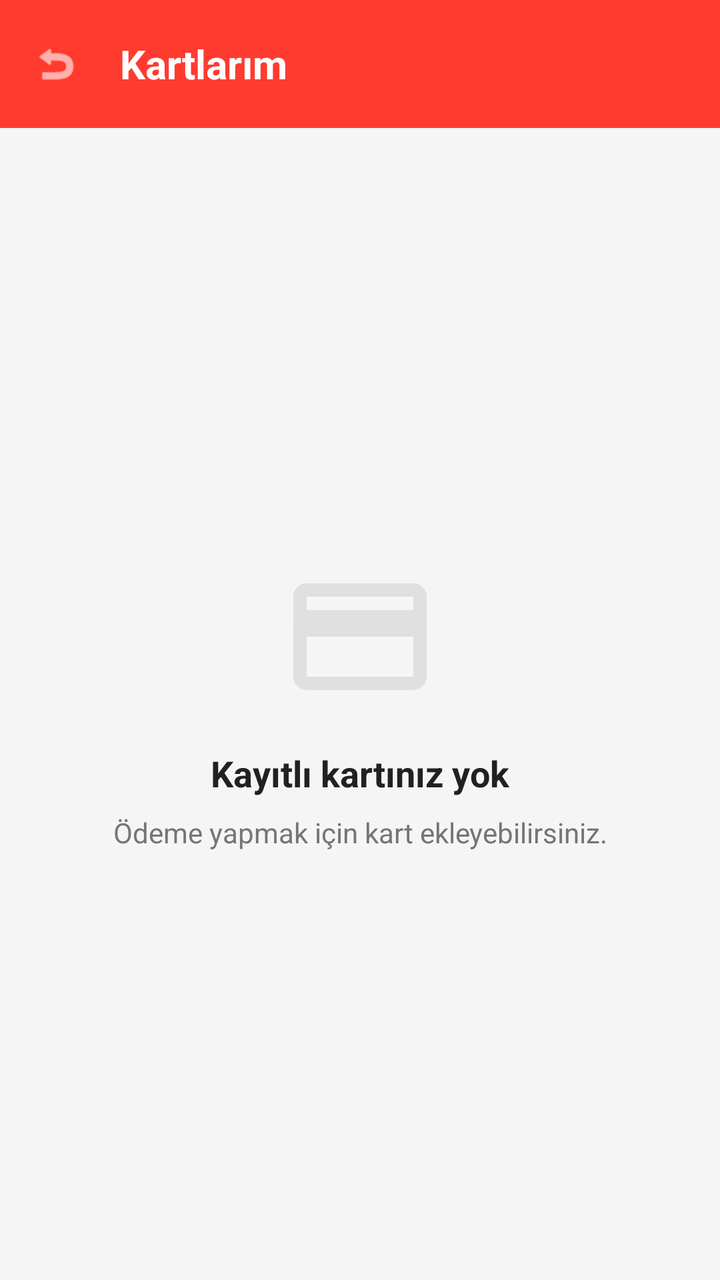
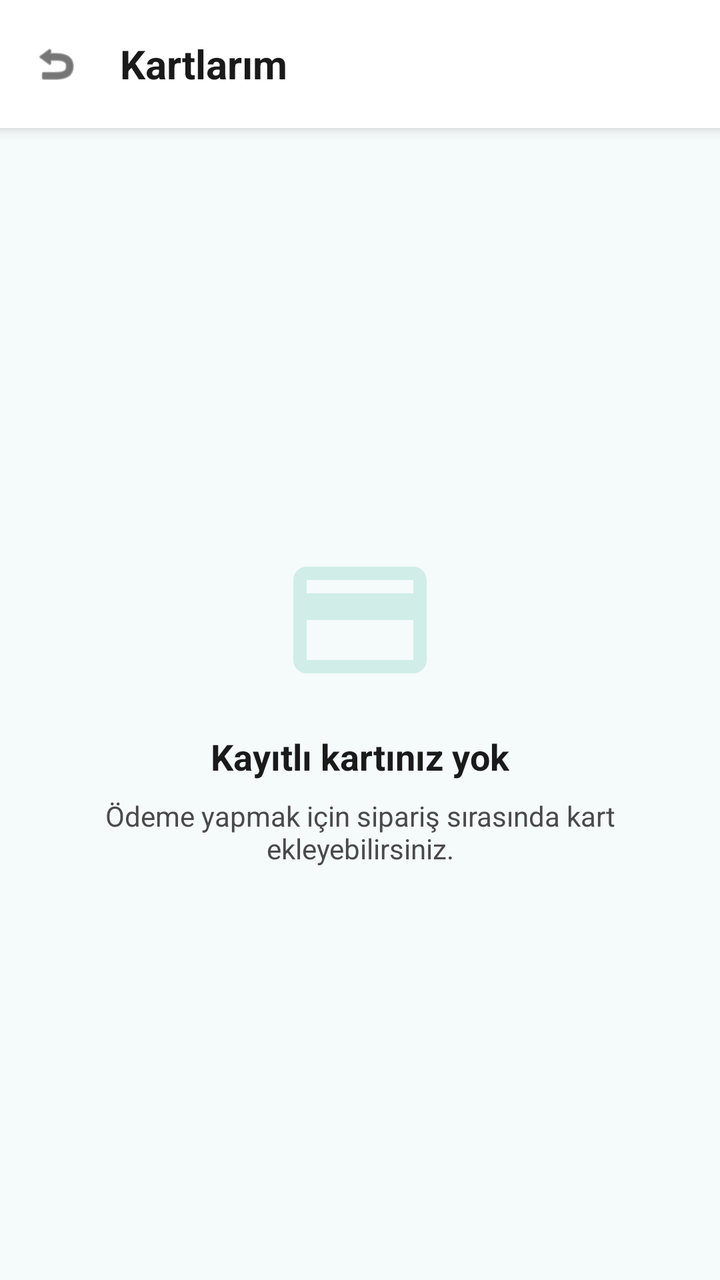

The first picture is an Android layout as it rendered before a commit; the second is the same layout after the commit. The layout source and the unified diff follow.
<!-- AndroidManifest.xml: application theme Theme.EskiEsyaSatis -->
<!-- res/layout/activity_my_cards.xml -->
<?xml version="1.0" encoding="utf-8"?>
<LinearLayout xmlns:android="http://schemas.android.com/apk/res/android"
    xmlns:app="http://schemas.android.com/apk/res-auto"
    android:layout_width="match_parent"
    android:layout_height="match_parent"
    android:orientation="vertical"
    android:fitsSystemWindows="true"
    android:background="@color/backgroundColor">

    <LinearLayout
        android:layout_width="match_parent"
        android:layout_height="?attr/actionBarSize"
        android:background="?attr/colorPrimary"
        android:orientation="horizontal"
        android:gravity="center_vertical"
        android:padding="4dp">

        <ImageView
            android:id="@+id/btnBack"
            android:layout_width="48dp"
            android:layout_height="48dp"
            android:src="@android:drawable/ic_menu_revert"
            android:padding="12dp"
            android:background="?attr/selectableItemBackgroundBorderless"
            android:clickable="true"
            android:focusable="true"
            android:contentDescription="Geri"
            app:tint="@color/white" />

        <TextView
            android:layout_width="wrap_content"
            android:layout_height="wrap_content"
            android:text="Kartlarım"
            android:textColor="@color/white"
            android:textSize="20sp"
            android:textStyle="bold"
            android:layout_marginStart="8dp" />
    </LinearLayout>

    <LinearLayout
        android:layout_width="match_parent"
        android:layout_height="match_parent"
        android:gravity="center"
        android:orientation="vertical"
        android:padding="32dp">

        <ImageView
            android:layout_width="80dp"
            android:layout_height="80dp"
            android:src="@drawable/ic_cards"
            app:tint="@color/borderColor"
            android:layout_marginBottom="16dp" />

        <TextView
            android:layout_width="wrap_content"
            android:layout_height="wrap_content"
            android:text="Kayıtlı kartınız yok"
            android:textSize="18sp"
            android:textStyle="bold"
            android:textColor="@color/textColorPrimary"
            android:layout_marginBottom="8dp" />

        <TextView
            android:layout_width="wrap_content"
            android:layout_height="wrap_content"
            android:text="Ödeme yapmak için kart ekleyebilirsiniz."
            android:textSize="14sp"
            android:textColor="@color/textColorSecondary"
            android:gravity="center" />
    </LinearLayout>
</LinearLayout>
<!-- resources referenced by this layout -->
<resources>
  <color name="backgroundColor">#F5F5F5</color>
  <color name="borderColor">#E0E0E0</color>
  <color name="textColorPrimary">#212121</color>
  <color name="textColorSecondary">#757575</color>
  <color name="white">#FFFFFFFF</color>
  <!-- drawable ic_cards (drawable) -->
  <vector xmlns:android="http://schemas.android.com/apk/res/android"
      android:width="24dp"
      android:height="24dp"
      android:viewportWidth="24"
      android:viewportHeight="24">
      <path
          android:fillColor="#000000"
          android:pathData="M20,4H4c-1.11,0 -1.99,0.89 -1.99,2L2,18c0,1.11 0.89,2 2,2h16c1.11,0 2,-0.89 2,-2V6c0,-1.11 -0.89,-2 -2,-2zM20,18H4v-6h16v6zM20,8H4V6h16v2z"/>
  </vector>
  <style name="Theme.EskiEsyaSatis" parent="Base.Theme.EskiEsyaSatis" />
  <style name="Base.Theme.EskiEsyaSatis" parent="Theme.Material3.DayNight.NoActionBar">
          
          <item name="colorPrimary">@color/primaryColor</item>
          <item name="colorPrimaryDark">@color/primaryDarkColor</item>
          <item name="colorOnPrimary">@color/white</item>
          <item name="android:windowBackground">@color/backgroundColor</item>
          <item name="android:textColorPrimary">@color/textColorPrimary</item>
          <item name="android:textColorSecondary">@color/textColorSecondary</item>
      </style>
  <color name="primaryColor">#FF3B30</color>
  <color name="primaryDarkColor">#C32C23</color>
</resources>

<!-- the commit's change to res/layout/activity_my_cards.xml (unified diff, before → after) -->
@@ -10,7 +10,8 @@
     <LinearLayout
         android:layout_width="match_parent"
         android:layout_height="?attr/actionBarSize"
-        android:background="?attr/colorPrimary"
+        android:background="@color/white"
+        android:elevation="4dp"
         android:orientation="horizontal"
         android:gravity="center_vertical"
         android:padding="4dp">
@@ -25,47 +26,61 @@
             android:clickable="true"
             android:focusable="true"
             android:contentDescription="Geri"
-            app:tint="@color/white" />
+            app:tint="@color/textColorPrimary" />
 
         <TextView
             android:layout_width="wrap_content"
             android:layout_height="wrap_content"
             android:text="Kartlarım"
-            android:textColor="@color/white"
+            android:textColor="@color/textColorPrimary"
             android:textSize="20sp"
             android:textStyle="bold"
             android:layout_marginStart="8dp" />
     </LinearLayout>
 
-    <LinearLayout
+    <FrameLayout
         android:layout_width="match_parent"
-        android:layout_height="match_parent"
-        android:gravity="center"
-        android:orientation="vertical"
-        android:padding="32dp">
+        android:layout_height="match_parent">
 
-        <ImageView
-            android:layout_width="80dp"
-            android:layout_height="80dp"
-            android:src="@drawable/ic_cards"
-            app:tint="@color/borderColor"
-            android:layout_marginBottom="16dp" />
+        <androidx.recyclerview.widget.RecyclerView
+            android:id="@+id/recyclerViewCards"
+            android:layout_width="match_parent"
+            android:layout_height="match_parent"
+            android:padding="8dp"
+            android:clipToPadding="false"
+            android:visibility="gone" />
 
-        <TextView
-            android:layout_width="wrap_content"
-            android:layout_height="wrap_content"
-            android:text="Kayıtlı kartınız yok"
-            android:textSize="18sp"
-            android:textStyle="bold"
-            android:textColor="@color/textColorPrimary"
-            android:layout_marginBottom="8dp" />
+        <LinearLayout
+            android:id="@+id/layoutEmptyState"
+            android:layout_width="match_parent"
+            android:layout_height="match_parent"
+            android:gravity="center"
+            android:orientation="vertical"
+            android:padding="32dp">
 
-        <TextView
-            android:layout_width="wrap_content"
-            android:layout_height="wrap_content"
-            android:text="Ödeme yapmak için kart ekleyebilirsiniz."
-            android:textSize="14sp"
-            android:textColor="@color/textColorSecondary"
-            android:gravity="center" />
-    </LinearLayout>
+            <ImageView
+                android:layout_width="80dp"
+                android:layout_height="80dp"
+                android:src="@drawable/ic_cards"
+                app:tint="@color/borderColor"
+                android:layout_marginBottom="16dp" />
+
+            <TextView
+                android:layout_width="wrap_content"
+                android:layout_height="wrap_content"
+                android:text="Kayıtlı kartınız yok"
+                android:textSize="18sp"
+                android:textStyle="bold"
+                android:textColor="@color/textColorPrimary"
+                android:layout_marginBottom="8dp" />
+
+            <TextView
+                android:layout_width="wrap_content"
+                android:layout_height="wrap_content"
+                android:text="Ödeme yapmak için sipariş sırasında kart ekleyebilirsiniz."
+                android:textSize="14sp"
+                android:textColor="@color/textColorSecondary"
+                android:gravity="center" />
+        </LinearLayout>
+    </FrameLayout>
 </LinearLayout>
<!-- resource entries referenced after the edit -->
@@ -1,9 +1,9 @@
 <!-- resources referenced by this layout -->
 <resources>
-  <color name="backgroundColor">#F5F5F5</color>
-  <color name="borderColor">#E0E0E0</color>
-  <color name="textColorPrimary">#212121</color>
-  <color name="textColorSecondary">#757575</color>
+  <color name="backgroundColor">#F5FAFA</color>
+  <color name="borderColor">#D0EDE8</color>
+  <color name="textColorPrimary">#1A1A1A</color>
+  <color name="textColorSecondary">#4A4A4A</color>
   <color name="white">#FFFFFFFF</color>
   <!-- drawable ic_cards (drawable) -->
   <vector xmlns:android="http://schemas.android.com/apk/res/android"
@@ -16,16 +16,22 @@
           android:pathData="M20,4H4c-1.11,0 -1.99,0.89 -1.99,2L2,18c0,1.11 0.89,2 2,2h16c1.11,0 2,-0.89 2,-2V6c0,-1.11 -0.89,-2 -2,-2zM20,18H4v-6h16v6zM20,8H4V6h16v2z"/>
   </vector>
   <style name="Theme.EskiEsyaSatis" parent="Base.Theme.EskiEsyaSatis" />
-  <style name="Base.Theme.EskiEsyaSatis" parent="Theme.Material3.DayNight.NoActionBar">
-          
+  <style name="Base.Theme.EskiEsyaSatis" parent="Theme.Material3.Light.NoActionBar">
           <item name="colorPrimary">@color/primaryColor</item>
           <item name="colorPrimaryDark">@color/primaryDarkColor</item>
           <item name="colorOnPrimary">@color/white</item>
+          <item name="colorAccent">@color/accentColor</item>
           <item name="android:windowBackground">@color/backgroundColor</item>
           <item name="android:textColorPrimary">@color/textColorPrimary</item>
           <item name="android:textColorSecondary">@color/textColorSecondary</item>
+          <item name="android:editTextColor">@color/textColorPrimary</item>
+          <item name="android:textColorHint">@color/textColorSecondary</item>
+          <item name="android:statusBarColor">@color/primaryDarkColor</item>
+          <item name="colorOnSurface">@color/textColorPrimary</item>
+          <item name="colorOnBackground">@color/textColorPrimary</item>
       </style>
-  <color name="primaryColor">#FF3B30</color>
-  <color name="primaryDarkColor">#C32C23</color>
+  <color name="primaryColor">#3AAFA9</color>
+  <color name="primaryDarkColor">#2D8F8A</color>
+  <color name="accentColor">#6DC99D</color>
 </resources>
 
